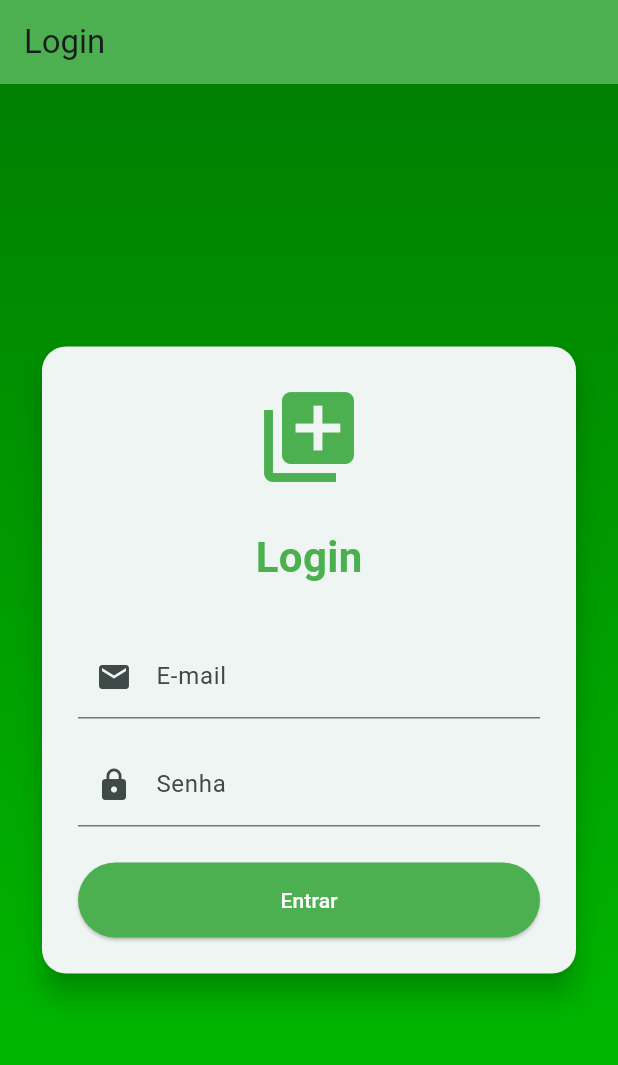
After one commit to Alderi-Jr/Fila-Livre, a Flutter app: the screen it shows after launch, on a phone screen of 412 x 824 dp. The commit adds this screen. Shown: the top 1065 px of the screen. Run offline on Flutter 3.47's test engine with Material 3 defaults, Android fonts, the phone set to English and light mode, and no system bars; our stand-ins replace shared_preferences.

Commit message:
Feat: Adicionando toda a parte de login do aplicativo

```diff
--- /dev/null
+++ b/lib/screens/login_screen.dart
@@ -0,0 +1,134 @@
+import 'package:filalivre/services/auth_service.dart';
+import 'package:flutter/material.dart';
+import 'estabelecimento_screen.dart';
+
+class LoginScreen extends StatefulWidget {
+  const LoginScreen({super.key});
+
+  @override
+  State<LoginScreen> createState() => _LoginScreenState();
+}
+
+class _LoginScreenState extends State<LoginScreen> {
+  final _emailController = TextEditingController();
+  final _senhaController = TextEditingController();
+
+  @override
+  void initState() {
+    super.initState();
+    _checkLogin();
+  }
+
+  void _checkLogin() async {
+    if (await AuthService.isLoggedIn()) {
+      Navigator.pushReplacement(
+        context,
+        MaterialPageRoute(builder: (_) => const EstabelecimentoScreen()),
+      );
+    }
+  }
+
+  void _login() async {
+    if (_emailController.text == 'admin@email.com' &&
+        _senhaController.text == 'admin') {
+      await AuthService.saveCredentials(_emailController.text, _senhaController.text);
+      if (!mounted) return;
+      Navigator.pushReplacementNamed(context, '/estabelecimentos');
+    } else {
+      ScaffoldMessenger.of(context).showSnackBar(
+        const SnackBar(content: Text('Credenciais inválidas')),
+      );
+    }
+  }
+
+  @override
+  Widget build(BuildContext context) {
+
+    return Scaffold(
+      appBar: AppBar(
+        automaticallyImplyLeading: false,
+        title: const Text('Login'),
+        backgroundColor: Colors.green,
+      ),
+      body: Container(
+        decoration: const BoxDecoration(
+          gradient: LinearGradient(
+            begin: Alignment.topCenter,
+            end: Alignment.bottomCenter,
+            colors: [
+              Color(0xFF008000),
+              Color(0xFF00C000),
+            ],
+          ),
+        ),
+        child: Center(
+          child: SingleChildScrollView(
+            child: Padding(
+              padding: const EdgeInsets.all(24.0),
+              child: Card(
+                elevation: 8,
+                shape: RoundedRectangleBorder(
+                  borderRadius: BorderRadius.circular(16),
+                ),
+                child: Padding(
+                  padding: const EdgeInsets.all(24.0),
+                  child: Column(
+                    mainAxisSize: MainAxisSize.min,
+                    children: [
+                      const Icon(
+                        Icons.queue,
+                        size: 72,
+                        color: Colors.green,
+                      ),
+                      const SizedBox(height: 24),
+                      const Text(
+                        'Login',
+                        style: TextStyle(
+                          fontSize: 28,
+                          fontWeight: FontWeight.bold,
+                          color: Colors.green,
+                        ),
+                      ),
+                      const SizedBox(height: 32),
+                      TextField(
+                        controller: _emailController,
+                        decoration: const InputDecoration(
+                          labelText: 'E-mail',
+                          prefixIcon: Icon(Icons.email),
+                        ),
+                      ),
+                      const SizedBox(height: 16),
+                      TextField(
+                        controller: _senhaController,
+                        obscureText: true,
+                        decoration: const InputDecoration(
+                          labelText: 'Senha',
+                          prefixIcon: Icon(Icons.lock),
+                        ),
+                      ),
+                      const SizedBox(height: 24),
+                      SizedBox(
+                        width: double.infinity,
+                        height: 50,
+                        child: ElevatedButton(
+                          style: ElevatedButton.styleFrom(
+                            backgroundColor: Colors.green,
+                          ),
+                          onPressed: _login,
+                          child: const Text(
+                            'Entrar',
+                            style: TextStyle(color: Colors.white),
+                          ),
+                        ),
+                      ),
+                    ],
+                  ),
+                ),
+              ),
+            ),
+          ),
+        ),
+      ),
+    );
+  }
+}
--- /dev/null
+++ b/lib/services/auth_service.dart
@@ -0,0 +1,28 @@
+import 'package:shared_preferences/shared_preferences.dart';
+
+class AuthService {
+  static const _userEmailKey = 'user_email';
+  static const _userPassKey = 'user_pass';
+
+  static Future<void> saveCredentials(String email, String password) async {
+    final prefs = await SharedPreferences.getInstance();
+    await prefs.setString(_userEmailKey, email);
+    await prefs.setString(_userPassKey, password);
+  }
+
+  static Future<void> logout() async {
+    final prefs = await SharedPreferences.getInstance();
+    await prefs.remove(_userEmailKey);
+    await prefs.remove(_userPassKey);
+  }
+
+  static Future<bool> isLoggedIn() async {
+    final prefs = await SharedPreferences.getInstance();
+    return prefs.getString(_userEmailKey) != null;
+  }
+
+  static Future<String?> getUserEmail() async {
+    final prefs = await SharedPreferences.getInstance();
+    return prefs.getString(_userEmailKey);
+  }
+}
```
Also changed, not shown: lib/app.dart (+14 -10 lines), lib/screens/estabelecimento_screen.dart (+17 -1 lines), lib/screens/fila_screen.dart (+21 -0 lines), lib/screens/splash_screen.dart (+30 -54 lines), lib/services/local_storage.dart (added, +26 -0 lines), pubspec.yaml (+4 -6 lines), assets/images/Logo.png (added), pubspec.lock.
